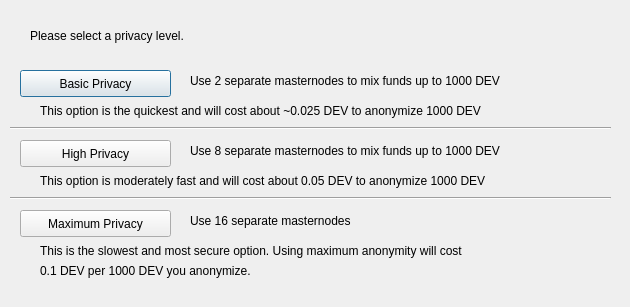
Before: the Qt Designer form src/qt/forms/obfuscationconfig.ui in Deviantcoin/Wallet-2021, drawn with Qt 5.
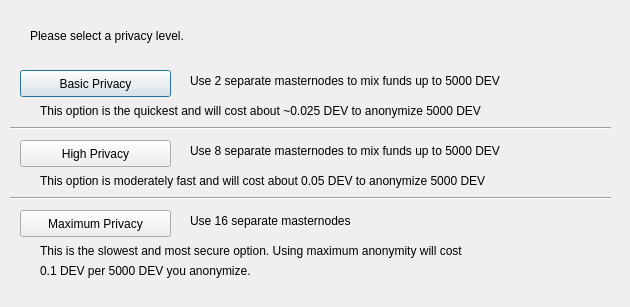
After: the same form once the commit is applied.

Diff of the .ui file:
```diff
--- a/src/qt/forms/obfuscationconfig.ui
+++ b/src/qt/forms/obfuscationconfig.ui
@@ -75,7 +75,7 @@
     </rect>
    </property>
    <property name="text">
-    <string>Use 2 separate masternodes to mix funds up to 1000 DEV</string>
+    <string>Use 2 separate masternodes to mix funds up to 5000 DEV</string>
    </property>
   </widget>
   <widget class="QLabel" name="label_3">
@@ -88,7 +88,7 @@
     </rect>
    </property>
    <property name="text">
-    <string>Use 8 separate masternodes to mix funds up to 1000 DEV</string>
+    <string>Use 8 separate masternodes to mix funds up to 5000 DEV</string>
    </property>
   </widget>
   <widget class="QLabel" name="label_4">
@@ -114,7 +114,7 @@
     </rect>
    </property>
    <property name="text">
-    <string>This option is the quickest and will cost about ~0.025 DEV to anonymize 1000 DEV</string>
+    <string>This option is the quickest and will cost about ~0.025 DEV to anonymize 5000 DEV</string>
    </property>
   </widget>
   <widget class="QLabel" name="label_7">
@@ -127,7 +127,7 @@
     </rect>
    </property>
    <property name="text">
-    <string>This option is moderately fast and will cost about 0.05 DEV to anonymize 1000 DEV</string>
+    <string>This option is moderately fast and will cost about 0.05 DEV to anonymize 5000 DEV</string>
    </property>
   </widget>
   <widget class="QLabel" name="label_8">
@@ -153,7 +153,7 @@
     </rect>
    </property>
    <property name="text">
-    <string>0.1 DEV per 1000 DEV you anonymize.</string>
+    <string>0.1 DEV per 5000 DEV you anonymize.</string>
    </property>
   </widget>
   <widget class="Line" name="line">
```
